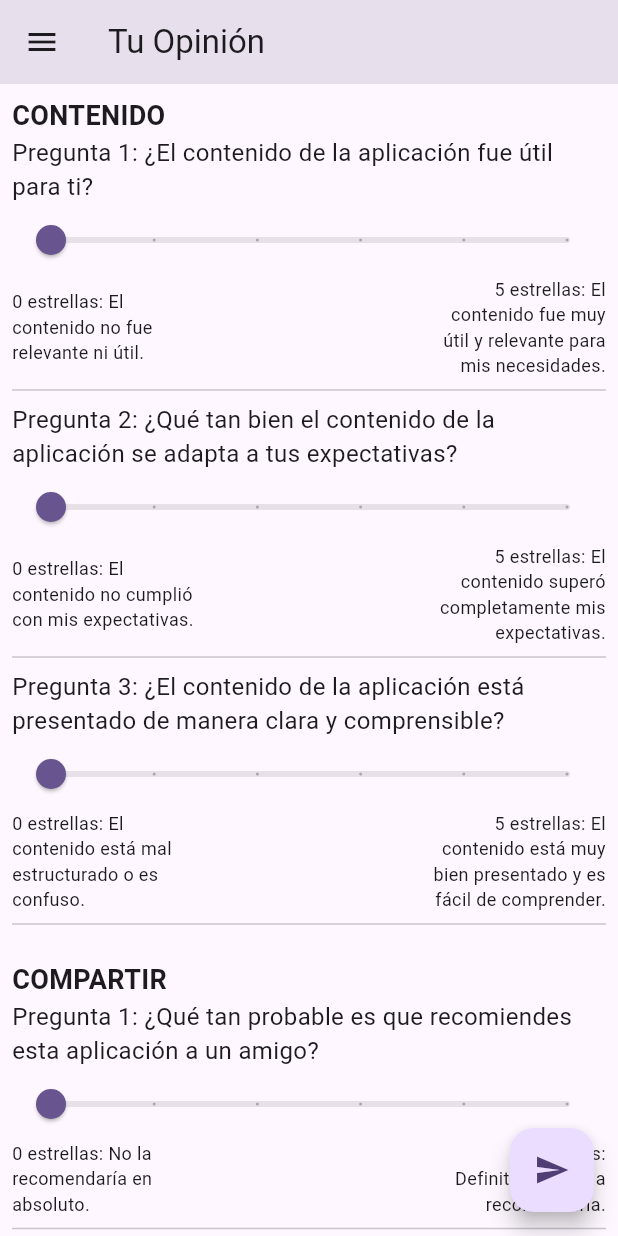
After one commit to Kmilop21/CoffeeBook, a Flutter app: the YourOpinionPage screen opened directly, scrolled down 576 dp, after a tap on the "send" icon, on a phone screen of 412 x 824 dp. The commit adds this screen. Run offline on Flutter 3.47's test engine with Material 3 defaults, Android fonts, the light colour scheme and no system bars; our stand-ins replace image_picker, share_plus, sqflite; missing offline and left inert: flutter_email_sender; accounts and stored records are empty; statements that could not run were skipped.

Commit message:
limpiando las carpetas

```diff
--- a/assets/questions.json
+++ b/assets/opinion.json
@@ -33,7 +33,7 @@
     "max": "5 estrellas: El contenido superó completamente mis expectativas."
     },
     {
-    "titulo": "Pregunta 3: ¿El contenido de la aplicación está presentado de manera clara y 7 comprensible?",
+    "titulo": "Pregunta 3: ¿El contenido de la aplicación está presentado de manera clara y comprensible?",
     "valor": 0,
     "min": "0 estrellas: El contenido está mal estructurado o es confuso.",
     "max": "5 estrellas: El contenido está muy bien presentado y es fácil de comprender."
--- a/lib/pages/recipe_page.dart
+++ b/lib/pages/recipe_page.dart
@@ -216,7 +216,7 @@ ${widget.recipe.name}
 Ingredientes:
 ${widget.recipe.ingredients.map((ingredient) => '- $ingredient').join('\n')}
 
-Productos:
+Productos utilizados:
 ${widget.recipe.products.map((product) => '- $product').join('\n')}
 ''';
 
--- /dev/null
+++ b/lib/pages/your_opinion.dart
@@ -0,0 +1,232 @@
+import 'dart:convert';
+import 'package:coffeebook/pages/home_page.dart';
+import 'package:coffeebook/pages/my_barista.dart';
+import 'package:coffeebook/pages/my_recipes.dart';
+import 'package:flutter/material.dart';
+import 'package:flutter/services.dart';
+import 'package:flutter_email_sender/flutter_email_sender.dart';
+
+class YourOpinionPage extends StatefulWidget {
+  const YourOpinionPage({super.key});
+
+  @override
+  YourOpinionPageState createState() => YourOpinionPageState();
+}
+
+class YourOpinionPageState extends State<YourOpinionPage> {
+  Map<String, dynamic>? questionsData;
+  Map<String, int> responses = {};
+
+  @override
+  void initState() {
+    super.initState();
+    loadQuestions();
+  }
+
+  Future<void> loadQuestions() async {
+    final String jsonString =
+        await rootBundle.loadString('assets/opinion.json');
+    final Map<String, dynamic> data = json.decode(jsonString);
+
+    // Initialize responses with default values (e.g., 0) for each question
+    Map<String, int> initialResponses = {};
+    data.forEach((category, questions) {
+      for (var question in questions) {
+        initialResponses[question['titulo']] =
+            0; // Default value for each question
+      }
+    });
+
+    setState(() {
+      questionsData = data;
+      responses = initialResponses; // Set the initial responses
+    });
+  }
+
+  @override
+  Widget build(BuildContext context) {
+    return Scaffold(
+      appBar: AppBar(title: const Text('Tu Opinión')),
+      drawer: Drawer(
+        child: ListView(
+          padding: EdgeInsets.zero,
+          children: [
+            const DrawerHeader(
+              decoration: BoxDecoration(
+                color: Colors.brown,
+              ),
+              child: Text(
+                'Menú',
+                style: TextStyle(
+                  color: Colors.black,
+                  fontSize: 48,
+                ),
+              ),
+            ),
+            ListTile(
+              leading: const Icon(Icons.home),
+              title: const Text('Inicio'),
+              onTap: () {
+                Navigator.pop(context);
+                Navigator.push(
+                  context,
+                  MaterialPageRoute(
+                    builder: (context) => const HomePage(),
+                  ),
+                );
+              },
+            ),
+            ListTile(
+              leading: const Icon(Icons.coffee),
+              title: const Text('Mis recetas'),
+              onTap: () {
+                Navigator.pop(context); // Close drawer
+                Navigator.push(
+                  context,
+                  MaterialPageRoute(
+                    builder: (context) => const MyRecipesPage(),
+                  ),
+                );
+              },
+            ),
+            ListTile(
+              leading: const Icon(Icons.coffee),
+              title: const Text('Mi Barista'),
+              onTap: () {
+                Navigator.pop(context); // Close drawer
+                Navigator.push(
+                  context,
+                  MaterialPageRoute(
+                    builder: (context) => const MyBaristaPage(),
+                  ),
+                );
+              },
+            ),
+            ListTile(
+              leading: const Icon(Icons.coffee),
+              title: const Text('Tu opinión'),
+              onTap: () {
+                Navigator.pop(context); // Close drawer
+                Navigator.push(
+                  context,
+                  MaterialPageRoute(
+                    builder: (context) => const YourOpinionPage(),
+                  ),
+                );
+              },
+            ),
+          ],
+        ),
+      ),
+      body: questionsData == null
+          ? const Center(child: CircularProgressIndicator())
+          : ListView(
+              children: questionsData!.entries.map((entry) {
+                return buildCategory(entry.key, entry.value);
+              }).toList(),
+            ),
+      floatingActionButton: FloatingActionButton(
+        onPressed: sendEmail,
+        child: const Icon(Icons.send),
+      ),
+    );
+  }
+
+  Widget buildCategory(String category, List questions) {
+    return Padding(
+      padding: const EdgeInsets.all(8.0),
+      child: Column(
+        crossAxisAlignment: CrossAxisAlignment.start,
+        children: [
+          Text(category.toUpperCase(),
+              style:
+                  const TextStyle(fontSize: 18, fontWeight: FontWeight.bold)),
+          ...questions.map((question) {
+            return buildQuestion(
+                question['titulo'], question['min'], question['max']);
+          }),
+        ],
+      ),
+    );
+  }
+
+  Widget buildQuestion(String title, String minLabel, String maxLabel) {
+    return Column(
+      crossAxisAlignment: CrossAxisAlignment.start,
+      children: [
+        Text(title, style: const TextStyle(fontSize: 16)),
+        Slider(
+          value: (responses[title] ?? 0).toDouble(),
+          min: 0,
+          max: 5,
+          divisions: 5,
+          label: '${responses[title] ?? 0}',
+          onChanged: (value) {
+            setState(() {
+              responses[title] = value.toInt();
+            });
+          },
+        ),
+        Row(
+          mainAxisAlignment: MainAxisAlignment.spaceBetween,
+          children: [
+            SizedBox(
+              width:
+                  MediaQuery.of(context).size.width * 0.3, // Limits label width
+              child: Text(
+                minLabel,
+                softWrap: true,
+                overflow: TextOverflow.visible,
+                style: const TextStyle(fontSize: 12),
+              ),
+            ),
+            SizedBox(
+              width:
+                  MediaQuery.of(context).size.width * 0.3, // Limits label width
+              child: Text(
+                maxLabel,
+                softWrap: true,
+                overflow: TextOverflow.visible,
+                style: const TextStyle(fontSize: 12),
+                textAlign: TextAlign.end,
+              ),
+            ),
+          ],
+        ),
+        const Divider(),
+      ],
+    );
+  }
+
+  Future<void> sendEmail() async {
+    // Start building the email body with a header
+    String emailBody = 'Opinión del usuario:\n\n';
+
+    // Iterate over the categories and their questions
+    questionsData?.forEach((category, questions) {
+      emailBody += '$category:\n'; // Add the category title
+
+      // Iterate over each question in the category
+      for (var question in questions) {
+        final String title = question['titulo'];
+        final int response =
+            responses[title] ?? 0; // Get the response (default to 0)
+
+        // Add the question and its response to the email body
+        emailBody += '- $title: $response estrellas\n';
+      }
+
+      emailBody += '\n'; // Add a newline after each category
+    });
+
+    // Send the email
+    final Email email = Email(
+      body: emailBody,
+      subject: 'Feedback de la CoffeeBook',
+      recipients: ['cprovoste22@alumnos.utalca.cl'],
+      isHTML: false,
+    );
+
+    await FlutterEmailSender.send(email);
+  }
+}
--- a/pubspec.yaml
+++ b/pubspec.yaml
@@ -43,6 +43,7 @@ dependencies:
   path_provider: ^2.0.14
   permission_handler: ^10.2.0
   flutter_launcher_icons: ^0.14.1
+  flutter_email_sender: ^6.0.3
 
 dev_dependencies:
   flutter_test:
@@ -85,6 +86,7 @@ flutter:
    - assets/images/pfp4.jpg
    - assets/images/filtro.jpg
    - assets/samples.json
+   - assets/opinion.json
 
   # An image asset can refer to one or more resolution-specific "variants", see
   # https://flutter.dev/to/resolution-aware-images
```
Also changed, not shown: lib/models/comment.dart (deleted, +0 -8 lines), lib/models/ingredient.dart (deleted, +0 -17 lines), lib/models/product.dart (deleted, +0 -19 lines), lib/models/recipe.dart (deleted, +0 -24 lines), lib/models/recipe_list.dart (deleted, +0 -16 lines), lib/models/user.dart (deleted, +0 -19 lines), lib/pages/home_page.dart (+14 -0 lines), lib/utils/ingredient_db.dart (deleted, +0 -112 lines), lib/models/recipe_db.dart (renamed from lib/utils/recipe_db.dart), pubspec.lock, 1 other file.
